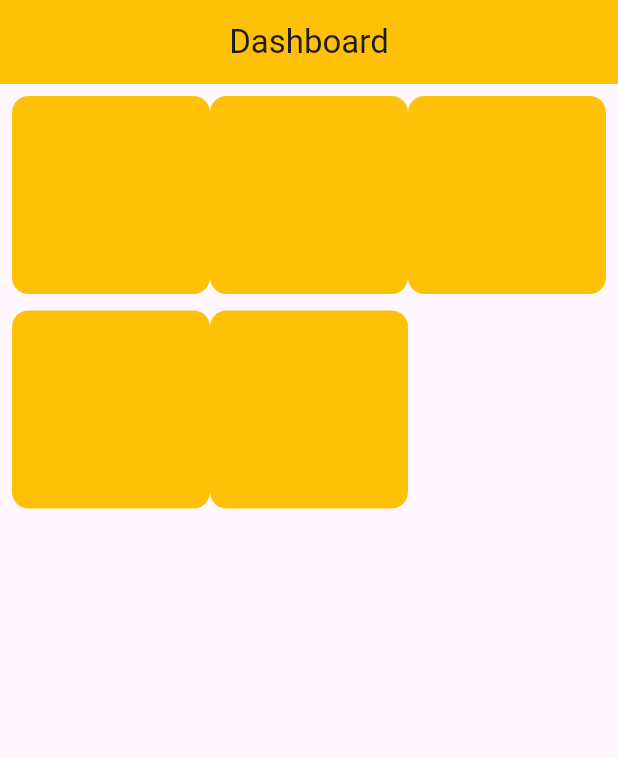
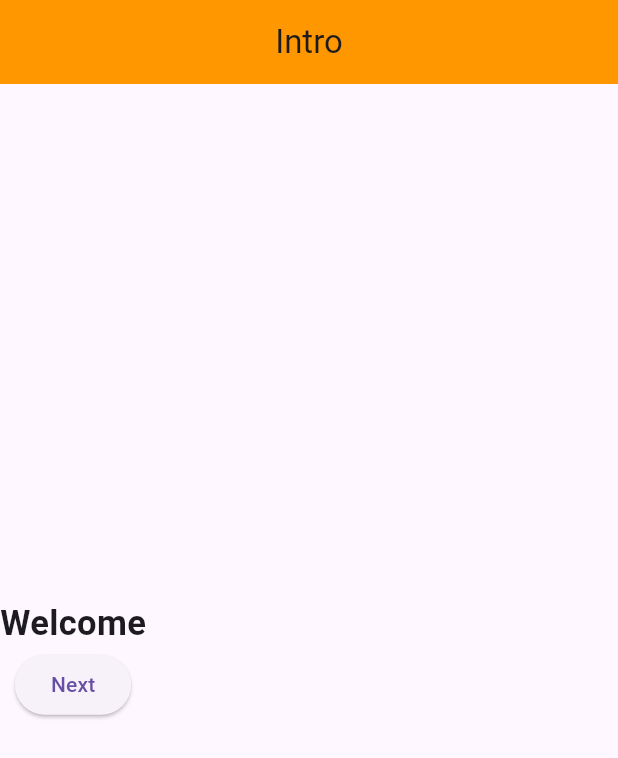
Before and after one commit to s21sd/Flutter_Learning, a Flutter app: the screen it shows after launch, on a phone screen of 412 x 824 dp. Shown: the top 758 px of the screen. Run offline on Flutter 3.47's test engine with Material 3 defaults, Android fonts, the phone set to English and light mode, and no system bars.

Commit message:
Splash done

```diff
--- /dev/null
+++ b/dayone/lib/IntroPage.dart
@@ -0,0 +1,34 @@
+import 'package:dayone/main.dart';
+import 'package:flutter/material.dart';
+import 'package:flutter/widgets.dart';
+
+class Intropage extends StatelessWidget {
+  const Intropage({super.key});
+
+  @override
+  Widget build(BuildContext context) {
+    return Scaffold(
+        appBar: AppBar(
+          title: const Center(child: Text('Intro')),
+          backgroundColor: Colors.orange,
+        ),
+        body: Column(
+          mainAxisAlignment: MainAxisAlignment.center,
+          crossAxisAlignment: CrossAxisAlignment.center,
+          children: [
+            const Text(
+              'Welcome',
+              style: TextStyle(fontSize: 23, fontWeight: FontWeight.bold),
+            ),
+            ElevatedButton(
+                onPressed: () {
+                  Navigator.push(
+                      context,
+                      MaterialPageRoute(
+                          builder: (context) => const DashBoardScreen()));
+                },
+                child: const Text('Next'))
+          ],
+        ));
+  }
+}
--- a/dayone/lib/main.dart
+++ b/dayone/lib/main.dart
@@ -1,3 +1,4 @@
+import 'package:dayone/IntroPage.dart';
 import 'package:flutter/material.dart';
 import 'package:flutter/widgets.dart';
 import 'package:intl/intl.dart';
@@ -19,81 +20,73 @@ class FlutterApp extends StatelessWidget {
           textTheme: const TextTheme(
             headlineLarge: TextStyle(fontSize: 21, fontWeight: FontWeight.bold),
           )),
-      home: const DashBoardScreen(),
+      home: Intropage(),
     );
   }
 }
 
-class DashBoardScreen extends StatelessWidget {
+class DashBoardScreen extends StatefulWidget {
   const DashBoardScreen({super.key});
 
   @override
-  Widget build(BuildContext context) {
-    var arrColors = [
-      Colors.red,
-      Colors.black,
-      Colors.blue,
-      Colors.amber,
-      Colors.orange,
-      Colors.pink,
-      Colors.purple
-    ];
+  State<StatefulWidget> createState() => myHomePage();
+}
+
+class myHomePage extends State<DashBoardScreen> {
+  var result = "";
+  var no1Controller = TextEditingController();
+  var no2Controller = TextEditingController();
+
+  @override
+  Widget build(Object context) {
     return Scaffold(
       appBar: AppBar(
-          title: const Text("Dashboard"),
-          centerTitle: true,
-          backgroundColor: Colors.amber,
+        title: Center(child: Text('StateFul')),
+        backgroundColor: Colors.orange,
       ),
-        body: Container(
-          child: Column(
-            children: [CatItems()],
-          ),
-        ));
-  }
-}
-
-class CatItems extends StatelessWidget {
-  @override
-  Widget build(BuildContext context) {
-    return Expanded(
-        flex: 2,
-        child: Container(
+      body: Center(
         child: Padding(
           padding: const EdgeInsets.all(8.0),
-            child: Container(
-              child: GridView.count(
-                crossAxisCount: 3,
-                mainAxisSpacing: 11,
+          child: Column(
+            mainAxisAlignment: MainAxisAlignment.center,
             children: [
-                  Container(
-                    decoration: BoxDecoration(
-                        borderRadius: BorderRadius.circular(11),
-                        color: Colors.amber),
+              TextField(
+                controller: no1Controller,
               ),
-                  Container(
-                    decoration: BoxDecoration(
-                        borderRadius: BorderRadius.circular(11),
-                        color: Colors.amber),
+              TextField(
+                controller: no2Controller,
               ),
-                  Container(
-                    decoration: BoxDecoration(
-                        borderRadius: BorderRadius.circular(11),
-                        color: Colors.amber),
+              Padding(
+                padding: const EdgeInsets.all(8.0),
+                child: Row(
+                  mainAxisAlignment: MainAxisAlignment.spaceAround,
+                  children: [
+                    ElevatedButton(
+                        onPressed: () {
+                          var no1 = int.parse(no1Controller.text.toString());
+                          var no2 = int.parse(no2Controller.text.toString());
+                          var sum = no1 + no2;
+                          result = "The sum of $no1 and $no2 is $sum";
+                          setState(() {});
+                        },
+                        child: Text('Add')),
+                    ElevatedButton(onPressed: () {}, child: Text('Sub')),
+                    ElevatedButton(onPressed: () {}, child: Text('Mul')),
+                    ElevatedButton(onPressed: () {}, child: Text('Div'))
+                  ],
                 ),
-                  Container(
-                    decoration: BoxDecoration(
-                        borderRadius: BorderRadius.circular(11),
-                        color: Colors.amber),
               ),
-                  Container(
-                    decoration: BoxDecoration(
-                        borderRadius: BorderRadius.circular(11),
-                        color: Colors.amber),
+              Padding(
+                padding: EdgeInsets.all(21),
+                child: Text(
+                  result,
+                  style: TextStyle(fontSize: 25),
                 ),
+              )
             ],
           ),
         ),
       ),
-        ));
+    );
   }
 }
```
Lines whose indentation alone changed are shown as unchanged.
